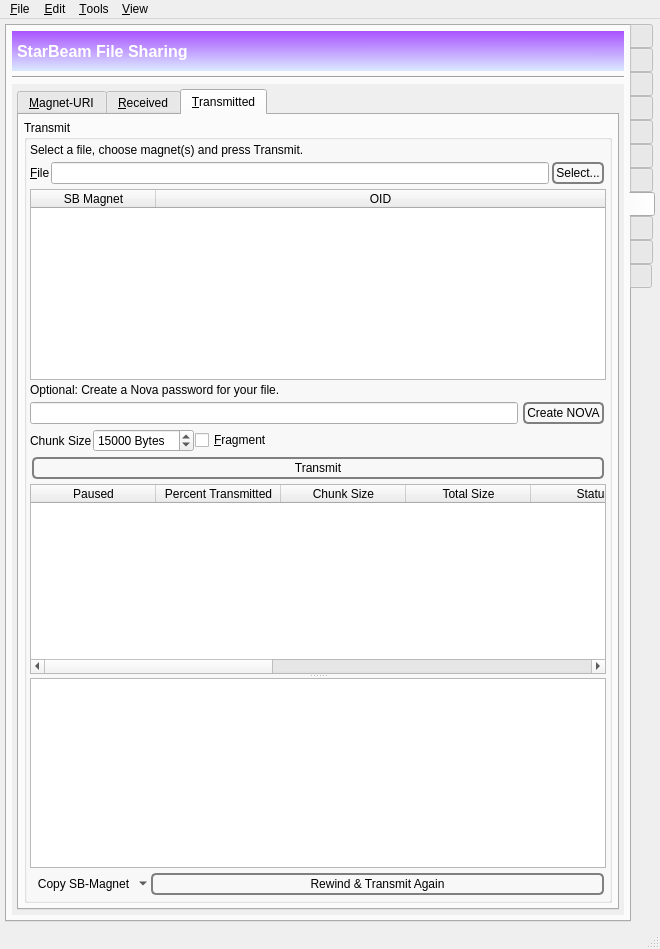
The window that branches/trunk/GoldBug-UI/spot-on-controlcenter.ui (textbrowser/spot-on) describes before a commit, drawn with Qt 5.
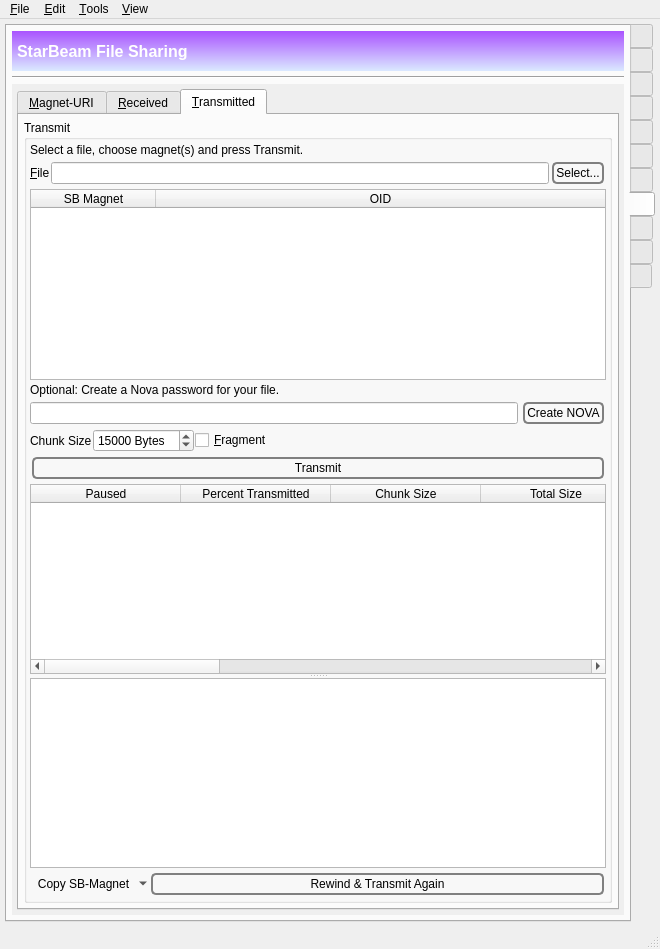
The same window after the commit. The open tabs and pages were chosen to show the change. Icons and pictures are not drawn. Custom widgets are drawn as their Qt base class.

Commit message: New table columns.

```diff
--- a/branches/trunk/GoldBug-UI/spot-on-controlcenter.ui
+++ b/branches/trunk/GoldBug-UI/spot-on-controlcenter.ui
@@ -7849,8 +7849,8 @@
             <rect>
              <x>0</x>
              <y>0</y>
-             <width>584</width>
-             <height>1053</height>
+             <width>585</width>
+             <height>1054</height>
             </rect>
            </property>
            <layout class="QVBoxLayout" name="verticalLayout_43">
@@ -8873,12 +8873,12 @@
                       <property name="sortingEnabled">
                        <bool>true</bool>
                       </property>
-                      <attribute name="horizontalHeaderDefaultSectionSize">
-                       <number>125</number>
-                      </attribute>
                       <attribute name="horizontalHeaderMinimumSectionSize">
                        <number>25</number>
                       </attribute>
+                      <attribute name="horizontalHeaderDefaultSectionSize">
+                       <number>150</number>
+                      </attribute>
                       <attribute name="horizontalHeaderStretchLastSection">
                        <bool>true</bool>
                       </attribute>
@@ -8932,6 +8932,11 @@
                         <string>SHA3-512 Hash</string>
                        </property>
                       </column>
+                      <column>
+                       <property name="text">
+                        <string>ETA</string>
+                       </property>
+                      </column>
                       <column>
                        <property name="text">
                         <string>OID</string>
```
Left out of the diff: 689 changed lines with no effect on the pictures. The commit also changes 1 other file.
